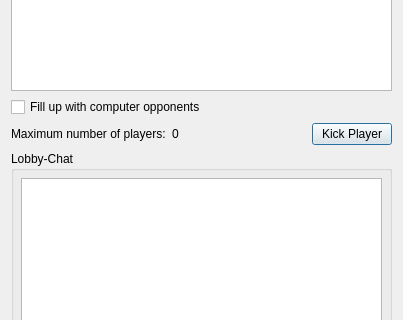
Old version of the form src/gui/qt/startnetworkgamedialog.ui in the repository pokerth/pokerth; both pictures show x 0 to 403 and y 111 to 431 of the 403 by 560 pixel window.
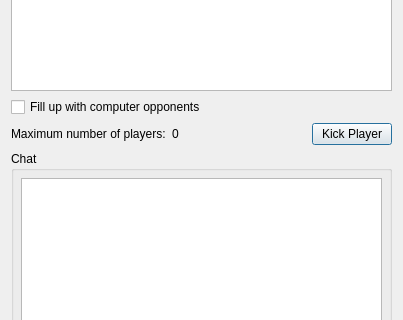
New version of the form.

Commit message: start chat-implementing in startnetworkgamedialog with only chattools ;)

```diff
--- a/src/gui/qt/startnetworkgamedialog.ui
+++ b/src/gui/qt/startnetworkgamedialog.ui
@@ -85,7 +85,7 @@
    <item row="3" column="0" >
     <widget class="QGroupBox" name="groupBox" >
      <property name="title" >
-      <string>Lobby-Chat</string>
+      <string>Chat</string>
      </property>
      <layout class="QGridLayout" >
       <property name="leftMargin" >
```
The commit also changes 4 other files.
